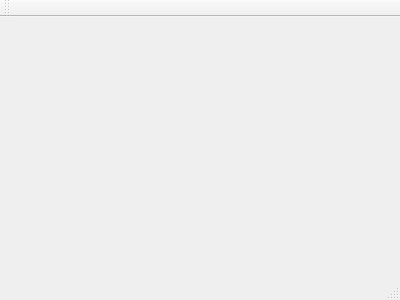
Above: mainwindow.ui from AngryLama/24h2016 before the change. Below: the same form after it.
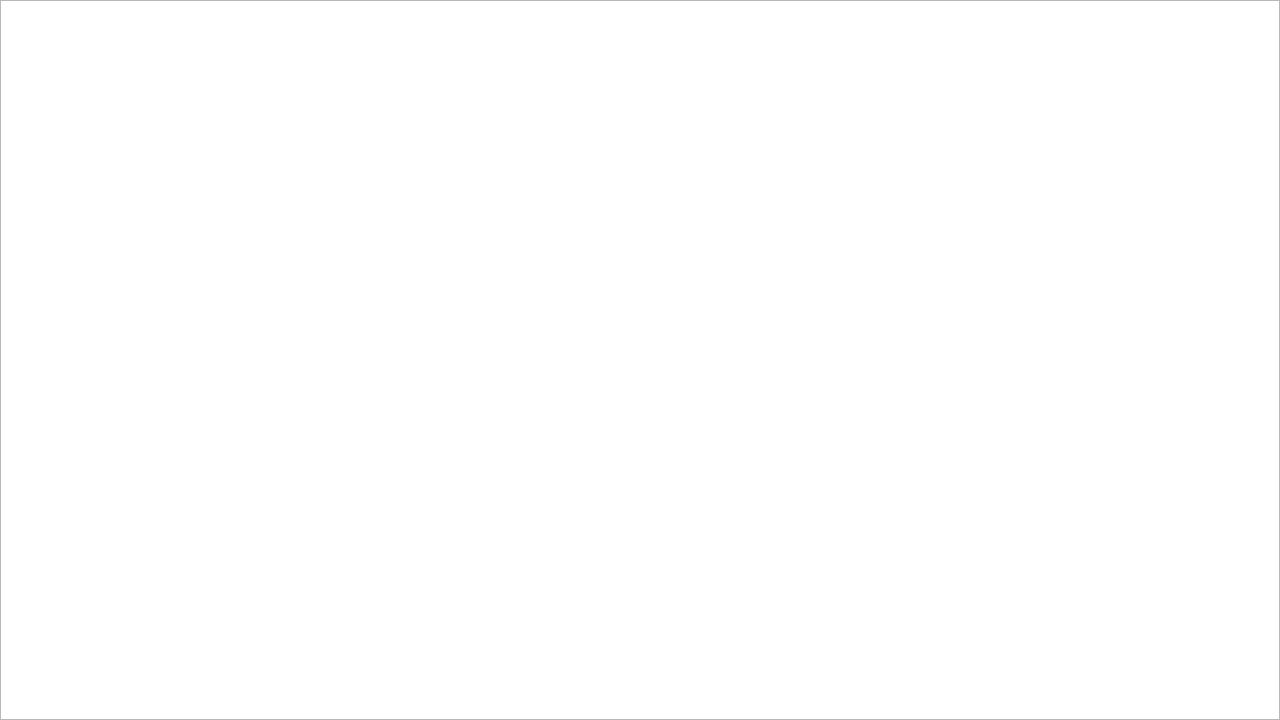
That is the form after the change.

```diff
--- a/mainwindow.ui
+++ b/mainwindow.ui
@@ -1,24 +1,31 @@
 <ui version="4.0">
  <class>MainWindow</class>
- <widget class="QMainWindow" name="MainWindow" >
-  <property name="geometry" >
+ <widget class="QMainWindow" name="MainWindow">
+  <property name="geometry">
    <rect>
     <x>0</x>
     <y>0</y>
-    <width>400</width>
-    <height>300</height>
+    <width>1280</width>
+    <height>720</height>
    </rect>
   </property>
   <property name="windowTitle" >
    <string>MainWindow</string>
   </property>
-  <widget class="QMenuBar" name="menuBar" />
-  <widget class="QToolBar" name="mainToolBar" />
-  <widget class="QWidget" name="centralWidget" />
-  <widget class="QStatusBar" name="statusBar" />
+  <widget class="QWidget" name="centralWidget">
+   <widget class="QGraphicsView" name="graphicsView">
+    <property name="geometry">
+     <rect>
+      <x>0</x>
+      <y>0</y>
+      <width>1280</width>
+      <height>720</height>
+     </rect>
+    </property>
+   </widget>
+  </widget>
  </widget>
- <layoutDefault spacing="6" margin="11" />
- <pixmapfunction></pixmapfunction>
+ <layoutdefault spacing="6" margin="11"/>
  <resources/>
  <connections/>
 </ui>
```
Left out of the diff: 3 changed lines with no effect on the pictures.
